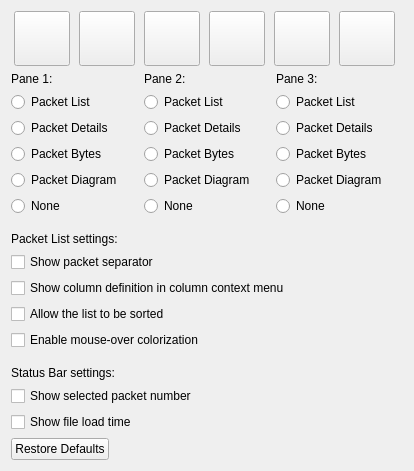
Qt form ui/qt/layout_preferences_frame.ui (deepin-community/wireshark) before a commit.
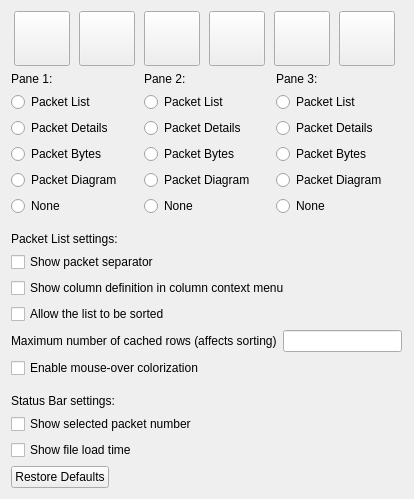
The same form after that commit. Icons and pictures are not drawn.

Patch:
```diff
--- a/ui/qt/layout_preferences_frame.ui
+++ b/ui/qt/layout_preferences_frame.ui
@@ -402,6 +402,34 @@
      </property>
     </widget>
    </item>
+   <item>
+    <layout class="QHBoxLayout" name="packetListCachedRows">
+     <item>
+      <widget class="QLabel" name="packetListCachedRowsLabel">
+       <property name="text">
+        <string>Maximum number of cached rows (affects sorting)</string>
+       </property>
+       <property name="toolTip">
+        <string>&lt;html&gt;&lt;head/&gt;&lt;body&gt;&lt;p&gt;If more than this many rows are displayed, then sorting by columns that require packet dissection will be disabled. Increasing this number increases memory consumption by caching column values.&lt;/p&gt;&lt;/body&gt;&lt;/html&gt;</string>
+       </property>
+      </widget>
+     </item>
+     <item>
+      <widget class="QLineEdit" name="packetListCachedRowsLineEdit">
+       <property name="toolTip">
+        <string>&lt;html&gt;&lt;head/&gt;&lt;body&gt;&lt;p&gt;If more than this many rows are displayed, then sorting by columns that require packet dissection will be disabled. Increasing this number increases memory consumption by caching column values.&lt;/p&gt;&lt;/body&gt;&lt;/html&gt;</string>
+       </property>
+      </widget>
+     </item>
+     <item>
+      <spacer name="packetListCachedRowsHorizontalSpacer">
+       <property name="orientation">
+        <enum>Qt:Horizontal</enum>
+       </property>
+      </spacer>
+     </item>
+    </layout>
+   </item>
    <item>
     <widget class="QCheckBox" name="packetListHoverStyleCheckbox">
      <property name="text">
```
